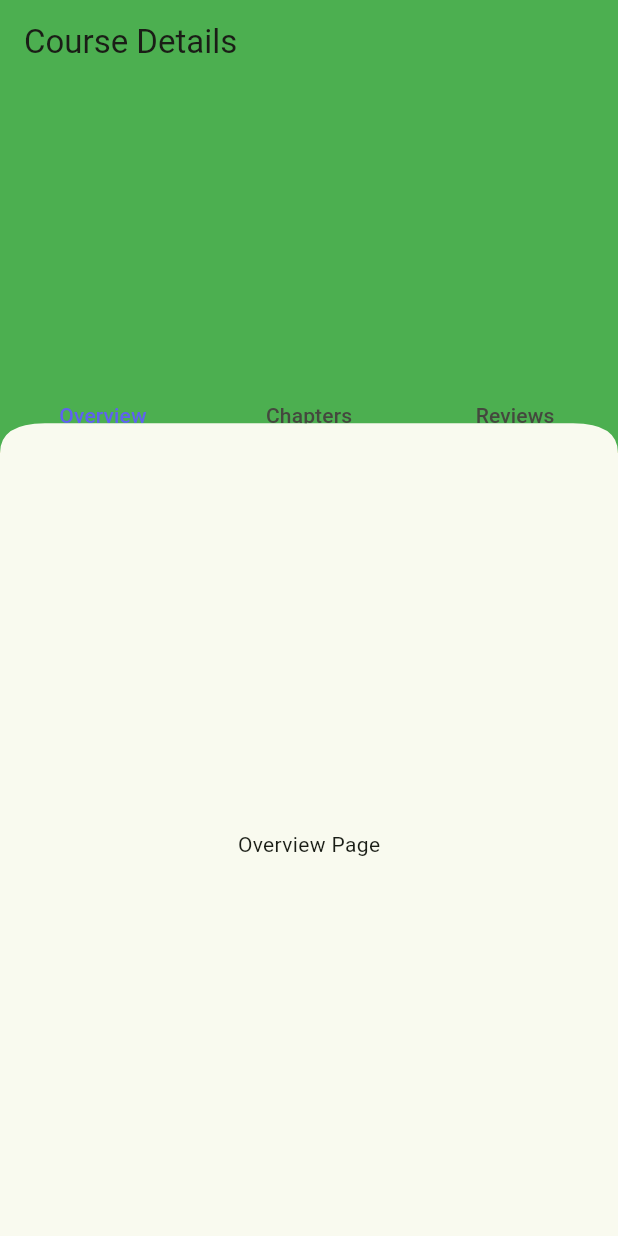
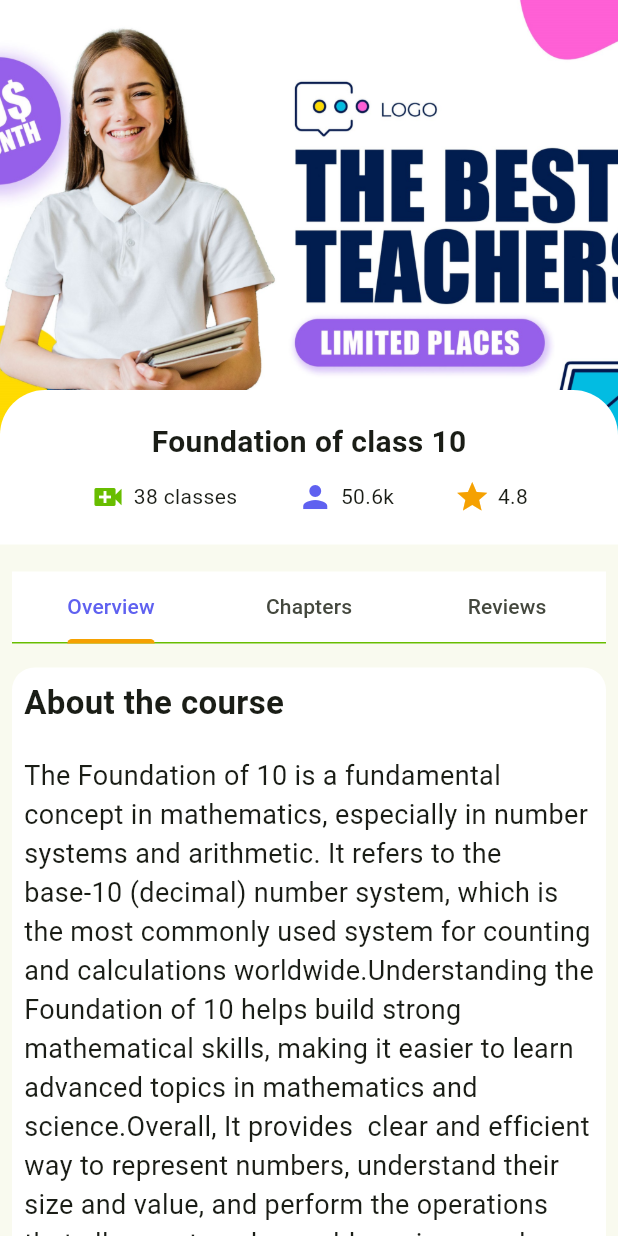
Before and after one commit to midhunmashuptech/Zephyr, a Flutter app: the screen it shows after launch, on a phone screen of 412 x 824 dp. Run offline on Flutter 3.47's test engine with Material 3 defaults, Android fonts, the phone set to English and light mode, and no system bars; our stand-ins replace intl_phone_field, lottie, pinput, salomon_bottom_bar, smooth_page_indicator, swipeable_button_view; missing offline and left inert: iconify_flutter_plus.

Commit message:
course details overview page completed

```diff
--- a/lib/common/widgets/curved_widget.dart
+++ b/lib/common/widgets/curved_widget.dart
@@ -1,33 +1,33 @@
-import 'package:flutter/material.dart';
+// import 'package:flutter/material.dart';
 
-class CurvedContainer extends CustomClipper<Path>{
-  @override
-  Path getClip(Size size) {
-    var path = Path();
-    path.lineTo(0, size.height);
+// class CurvedContainer extends CustomClipper<Path>{
+//   @override
+//   Path getClip(Size size) {
+//     var path = Path();
+//     path.lineTo(0, size.height);
 
 
-    final firstcurve = Offset(0, size.height -20);
-    final lastcurve = Offset(30, size.height -20);
-    path.quadraticBezierTo(firstcurve.dx, firstcurve.dy, lastcurve.dx, lastcurve.dy);
+//     final firstcurve = Offset(0, size.height -20);
+//     final lastcurve = Offset(30, size.height -20);
+//     path.quadraticBezierTo(firstcurve.dx, firstcurve.dy, lastcurve.dx, lastcurve.dy);
 
-    final secondfirstcurve = Offset(0, size.height -20);
-    final secondlastcurve = Offset(size.width-30, size.height-20);
-    path.quadraticBezierTo(secondfirstcurve.dx, secondfirstcurve.dy, secondlastcurve.dx, secondlastcurve.dy);
+//     final secondfirstcurve = Offset(0, size.height -20);
+//     final secondlastcurve = Offset(size.width-30, size.height-20);
+//     path.quadraticBezierTo(secondfirstcurve.dx, secondfirstcurve.dy, secondlastcurve.dx, secondlastcurve.dy);
 
-    final thirdfirstcurve = Offset(size.width, size.height -20);
-    final thirdlastcurve = Offset(size.width , size.height);
-    path.quadraticBezierTo(thirdfirstcurve.dx, thirdfirstcurve.dy, thirdlastcurve.dx, thirdlastcurve.dy);
+//     final thirdfirstcurve = Offset(size.width, size.height -20);
+//     final thirdlastcurve = Offset(size.width , size.height);
+//     path.quadraticBezierTo(thirdfirstcurve.dx, thirdfirstcurve.dy, thirdlastcurve.dx, thirdlastcurve.dy);
 
 
-    path.lineTo(size.width, 0);
-    path.close();
-    return path;
-  }
+//     path.lineTo(size.width, 0);
+//     path.close();
+//     return path;
+//   }
 
-  @override
-  bool shouldReclip(covariant CustomClipper<Path> oldClipper) {
-    return true;
-  }
+//   @override
+//   bool shouldReclip(covariant CustomClipper<Path> oldClipper) {
+//     return true;
+//   }
 
-}
+// }
--- a/lib/features/coursedetails/screens/course_chapters.dart
+++ b/lib/features/coursedetails/screens/course_chapters.dart
@@ -0,0 +1,25 @@
+import 'package:flutter/material.dart';
+
+class CourseChapters extends StatefulWidget {
+  const CourseChapters({super.key});
+
+  @override
+  State<CourseChapters> createState() => _CourseChaptersState();
+}
+
+class _CourseChaptersState extends State<CourseChapters> {
+  @override
+  Widget build(BuildContext context) {
+    return Scaffold(
+      body: SingleChildScrollView(
+        child: Column(
+          children: [
+            Text("overview")
+          ],
+
+        ),
+      ),
+
+    );
+  }
+}
--- a/lib/features/coursedetails/screens/course_details_screen.dart
+++ b/lib/features/coursedetails/screens/course_details_screen.dart
@@ -1,13 +1,18 @@
 import 'package:flutter/material.dart';
-import 'package:zephyr/common/widgets/curved_widget.dart';
 import 'package:zephyr/constants/app_constants.dart';
+import 'package:zephyr/features/coursedetails/screens/course_chapters.dart';
+import 'package:zephyr/features/coursedetails/screens/course_overview.dart';
+import 'package:zephyr/features/coursedetails/screens/course_reviews.dart';
 
 class CourseDetailsScreen extends StatefulWidget {
+  const CourseDetailsScreen({super.key});
+
   @override
-  _CourseDetailsScreenState createState() => _CourseDetailsScreenState();
+  State<CourseDetailsScreen> createState() => _CourseDetailsScreenState();
 }
 
-class _CourseDetailsScreenState extends State<CourseDetailsScreen> with SingleTickerProviderStateMixin {
+class _CourseDetailsScreenState extends State<CourseDetailsScreen>
+    with SingleTickerProviderStateMixin {
   late TabController _tabController;
 
   @override
@@ -25,23 +30,79 @@ class _CourseDetailsScreenState extends State<CourseDetailsScreen> with SingleTi
   @override
   Widget build(BuildContext context) {
     return Scaffold(
-      body: Column(
+      body: SingleChildScrollView(
+        child: Column(
           children: [
-          ClipPath(
-            clipper: CurvedContainer(), // Your custom clipper
+            Stack(
+              children: [
+                Container(
+                  height: 300,
+                  width: double.infinity,
+                  decoration: const BoxDecoration(
+                    image: DecorationImage(
+                        image: AssetImage('assets/images/course_bg1.jpg'),
+                        fit: BoxFit.cover),
+                  ),
+                ),
+                Container(
+                  margin: const EdgeInsets.only(top: 260),
+                  padding: const EdgeInsets.all(20),
+                  width: double.infinity,
+                  decoration: const BoxDecoration(
+                    color: Colors.white,
+                    borderRadius: BorderRadius.only(
+                        topLeft: Radius.circular(30),
+                        topRight: Radius.circular(30)),
+                  ),
+                  child: Column(
+                    crossAxisAlignment: CrossAxisAlignment.center,
+                    children: [
+                      const Text('Foundation of class 10',
+                          style: TextStyle(
+                              fontSize: 20, fontWeight: FontWeight.bold)),
+                      const SizedBox(height: 10),
+                      Row(
+                        mainAxisAlignment: MainAxisAlignment.spaceEvenly,
+                        children: [
+                          Row(
+                            children: [
+                              Icon(Icons.video_call,
+                                  color: AppColors.primaryGreen),
+                              const SizedBox(width: 5),
+                              const Text("38 classes"),
+                            ],
+                          ),
+                          Row(
+                            children: [
+                              Icon(Icons.person, color: AppColors.primaryBlue),
+                              const SizedBox(width: 5),
+                              const Text("50.6k"),
+                            ],
+                          ),
+                          Row(
+                            children: [
+                              Icon(Icons.star, color: AppColors.primaryOrange),
+                              const SizedBox(width: 5),
+                              const Text("4.8"),
+                            ],
+                          ),
+                        ],
+                      ),
+                    ],
+                  ),
+                ),
+              ],
+            ),
+            const SizedBox(height: 10),
+            Padding(
+              padding: const EdgeInsets.all(8.0),
               child: Container(
-              width: MediaQuery.of(context).size.width,
-              height: MediaQuery.of(context).size.height * 1.1 / 3,
-              color: Colors.green,
-              child: AppBar(
-                backgroundColor: Colors.transparent,
-                elevation: 0,
-                title: Text('Course Details'),
-                bottom: TabBar(
-                  dividerColor: AppColors.primaryOrange,
+                color: AppColors.white,
+                child: TabBar(
+                  controller: _tabController,
                   labelColor: AppColors.primaryBlue,
-                  indicatorColor: AppColors.primaryGreen,
-                  controller: _tabController,
+                  indicatorColor: AppColors.primaryOrange,
+                  dividerColor: AppColors.primaryGreen,
                   tabs: const [
                     Tab(text: 'Overview'),
                     Tab(text: 'Chapters'),
@@ -50,95 +111,22 @@ class _CourseDetailsScreenState extends State<CourseDetailsScreen> with SingleTi
                 ),
               ),
             ),
-          ),
-          Expanded(
+            SizedBox(
+              height: 400,
               child: TabBarView(
                 controller: _tabController,
-              children: [
-                Center(child: Text('Overview Page')),
-                Center(child: Text('Lessons Page')),
-                Center(child: Text('Reviews Page')),
+                children: const [
+                  CourseOverview(),
+                  CourseChapters(),
+                  CourseReviews()
+
+
                 ],
               ),
             ),
           ],
         ),
+      ),
     );
   }
 }
-
-
-
-// import 'package:flutter/material.dart';
-// import 'package:zephyr/common/widgets/curved_widget.dart';
-// import 'package:zephyr/constants/app_constants.dart';
-
-// class CourseDetailsScreen extends StatefulWidget {
-//   @override
-//   _CourseDetailsScreenState createState() => _CourseDetailsScreenState();
-// }
-
-// class _CourseDetailsScreenState extends State<CourseDetailsScreen> with SingleTickerProviderStateMixin {
-//   late TabController _tabController;
-
-//   @override
-//   void initState() {
-//     super.initState();
-//     _tabController = TabController(length: 3, vsync: this);
-//   }
-
-//   @override
-//   void dispose() {
-//     _tabController.dispose();
-//     super.dispose();
-//   }
-
-//   @override
-//   Widget build(BuildContext context) {
-//     return Scaffold(
-//       body: Column(
-//         children: [
-//           ClipPath(
-//             clipper: CurvedContainer(), // Your custom clipper
-//             child: Container(
-//               width: MediaQuery.of(context).size.width,
-//               height: MediaQuery.of(context).size.height * 1.1 / 3,
-//               decoration: BoxDecoration(
-//                 image: DecorationImage(
-//                   image: AssetImage('assets/images/course_bg1.jpg'), // Replace with your asset path
-//                   fit: BoxFit.cover,
-//                 ),
-//               ),
-//               child: AppBar(
-//                 backgroundColor: Colors.transparent,
-//                 elevation: 0,
-//                 title: Text('Course Details'),
-//                 bottom: TabBar(
-//                   dividerColor: AppColors.primaryOrange,
-//                   labelColor: AppColors.primaryBlue,
-//                   indicatorColor: AppColors.primaryGreen,
-//                   controller: _tabController,
-//                   tabs: const [
-//                     Tab(text: 'Overview'),
-//                     Tab(text: 'Chapters'),
-//                     Tab(text: 'Reviews'),
-//                   ],
-//                 ),
-//               ),
-//             ),
-//           ),
-//           Expanded(
-//             child: TabBarView(
-//               controller: _tabController,
-//               children: [
-//                 Center(child: Text('Overview Page')),
-//                 Center(child: Text('Lessons Page')),
-//                 Center(child: Text('Reviews Page')),
-//               ],
-//             ),
-//           ),
-//         ],
-//       ),
-//     );
-//   }
-// }
--- a/lib/features/coursedetails/screens/course_overview.dart
+++ b/lib/features/coursedetails/screens/course_overview.dart
@@ -0,0 +1,66 @@
+import 'package:flutter/material.dart';
+import 'package:swipeable_button_view/swipeable_button_view.dart';
+import 'package:zephyr/constants/app_constants.dart';
+import 'package:zephyr/features/coursedetails/screens/course_chapters.dart';
+
+class CourseOverview extends StatefulWidget {
+  const CourseOverview({super.key});
+
+  @override
+  State<CourseOverview> createState() => _CourseOverviewState();
+}
+
+class _CourseOverviewState extends State<CourseOverview> {
+  bool isFinished = false;
+  @override
+  Widget build(BuildContext context) {
+    return Scaffold(
+      body: SingleChildScrollView(
+        child: Padding(
+          padding: const EdgeInsets.all(8.0),
+          child: Container(
+            decoration: BoxDecoration(
+                color: Colors.white, borderRadius: BorderRadius.circular(15)),
+            child: Padding(
+              padding: const EdgeInsets.all(8.0),
+              child: Column(
+                crossAxisAlignment: CrossAxisAlignment.start,
+                children: [
+                  Text("About the course",
+                      style:
+                          TextStyle(fontWeight: FontWeight.bold, fontSize: 22)),
+                          SizedBox(height: 20),
+                  Text(
+                      "The Foundation of 10 is a fundamental concept in mathematics, especially in number systems and arithmetic. It refers to the base-10 (decimal) number system, which is the most commonly used system for counting and calculations worldwide.Understanding the Foundation of 10 helps build strong mathematical skills, making it easier to learn advanced topics in mathematics and science.Overall, It provides  clear and efficient way to represent numbers, understand their size and value, and perform the operations that allow us to solve problems in everyday life.",
+                      style: TextStyle(fontSize: 18)),
+                     SizedBox(height: 20),
+                  SwipeableButtonView(
+                    buttonText: "Enroll at 599/-",
+                    buttonWidget:
+                        const Icon(Icons.arrow_forward, color: AppColors.primaryOrange),
+                    activeColor: AppColors.primaryOrange,
+                    isFinished: isFinished,
+                    onWaitingProcess: () {
+                      // Simulate a delay for the button action
+                      Future.delayed(const Duration(seconds: 1), () {
+                        setState(() {
+                          isFinished = true;
+                        });
+                      });
+                    },
+                    onFinish: () {
+                      Navigator.pushReplacement(
+                          context,
+                          MaterialPageRoute(
+                              builder: (context) => CourseChapters()));
+                    },
+                  )
+                ],
+              ),
+            ),
+          ),
+        ),
+      ),
+    );
+  }
+}
--- a/lib/features/coursedetails/screens/course_reviews.dart
+++ b/lib/features/coursedetails/screens/course_reviews.dart
@@ -0,0 +1,25 @@
+import 'package:flutter/material.dart';
+
+class CourseReviews extends StatefulWidget {
+  const CourseReviews({super.key});
+
+  @override
+  State<CourseReviews> createState() => _CourseReviewsState();
+}
+
+class _CourseReviewsState extends State<CourseReviews> {
+  @override
+  Widget build(BuildContext context) {
+    return Scaffold(
+      body: SingleChildScrollView(
+        child: Column(
+          children: [
+            Text("overview")
+          ],
+
+        ),
+      ),
+
+    );
+  }
+}
--- a/pubspec.yaml
+++ b/pubspec.yaml
@@ -40,6 +40,7 @@ dependencies:
   pinput: ^5.0.1
   salomon_bottom_bar: ^3.3.2
   iconify_flutter_plus: ^1.0.4
+  swipeable_button_view: ^0.0.2
 
 dev_dependencies:
   flutter_test:
```
Also changed, not shown: pubspec.lock. Lines whose indentation alone changed are shown as unchanged.
